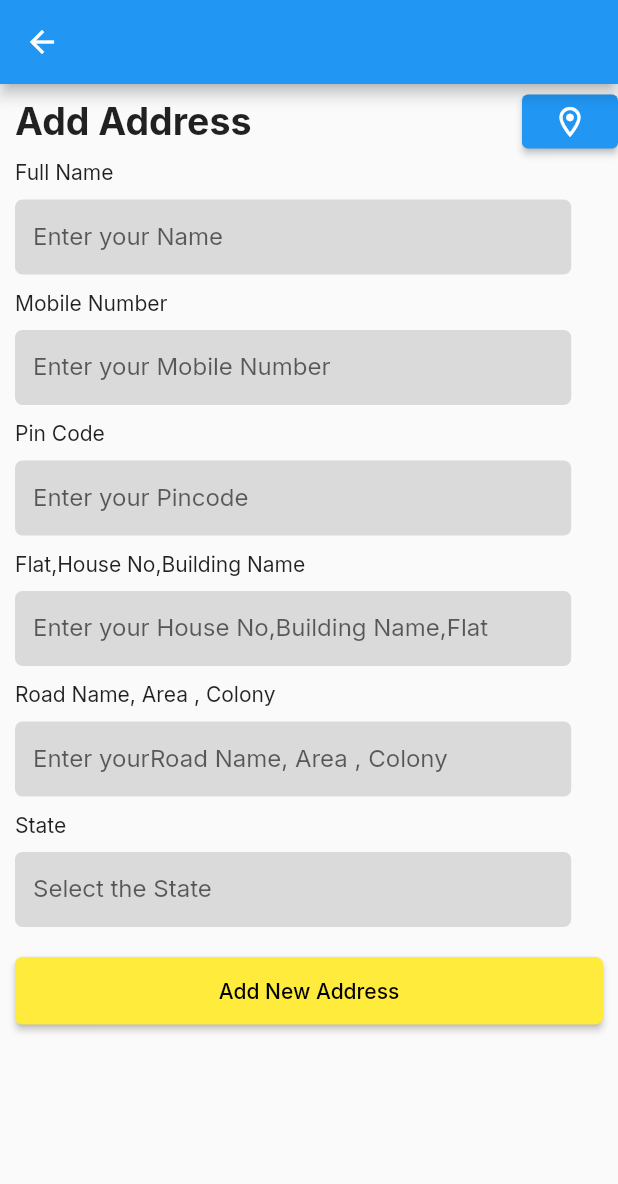
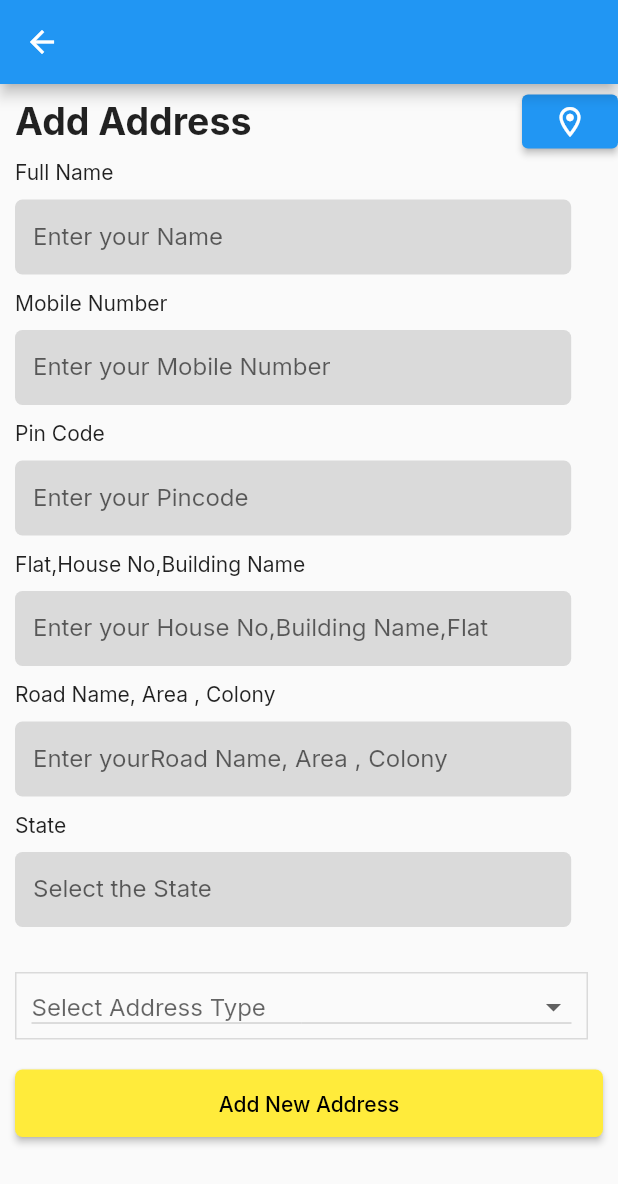
Before and after one commit to viswajithka97/menskart, a Flutter app: the AddAddressPage screen opened directly, on a phone screen of 412 x 824 dp. Shown: the top 1184 px of the screen. Run offline on Flutter 3.47's test engine with Material 2 defaults, Android fonts, the phone set to English and light mode, and no system bars; our stand-ins replace carousel_slider, dio, flutter_rating_bar, geocoding, geolocator, get and 6 more; accounts and stored records are empty.

Commit message:
location select finished

```diff
--- /dev/null
+++ b/lib/controller/address_controller/address_controller.dart
@@ -0,0 +1,5 @@
+import 'package:get/get.dart';
+
+class AddressController extends GetxController{
+
+}
--- a/lib/view/address_page/add_address/add_address_page.dart
+++ b/lib/view/address_page/add_address/add_address_page.dart
@@ -3,10 +3,12 @@ import 'package:geocoding/geocoding.dart';
 import 'package:get/get.dart';
 import 'package:menskart/controller/location_controller/location_controller.dart';
 import 'package:menskart/view/address_page/add_address/widgets/location_fetch.dart';
+import 'package:menskart/view/address_page/widgets/drop_down_widget.dart';
 
 import 'package:menskart/view/address_page/widgets/text_and_form_field_widget.dart';
 import 'package:menskart/view/cart_page/widgets/confirm_yellow_button.dart';
 import 'package:menskart/view/core/color_constants.dart';
+import 'package:menskart/view/core/space_constants.dart';
 import 'package:menskart/view/widgets/heading_text.dart';
 
 class AddAddressPage extends StatelessWidget {
@@ -69,6 +71,8 @@ class AddAddressPage extends StatelessWidget {
                     controller: stateController,
                     headingText: 'State',
                     hintText: 'Select the State'),
+                kHeight10,
+                const DropDownAddressWidget(),
                 // TextandFormFieldWidget(
                 //     headingText: 'Address Type',
                 //     hintText: 'Select your Address Type'),
@@ -77,7 +81,6 @@ class AddAddressPage extends StatelessWidget {
               ],
             ),
           );
-
         });
   }
 }
--- /dev/null
+++ b/lib/view/address_page/widgets/drop_down_widget.dart
@@ -0,0 +1,64 @@
+import 'dart:developer';
+
+import 'package:flutter/material.dart';
+import 'package:get/get.dart';
+import 'package:menskart/controller/address_controller/address_controller.dart';
+import 'package:menskart/view/core/color_constants.dart';
+
+String? selectedvalue;
+
+class DropDownAddressWidget extends StatelessWidget {
+  const DropDownAddressWidget({
+    Key? key,
+  }) : super(key: key);
+
+  @override
+  Widget build(BuildContext context) {
+    return Padding(
+      padding: const EdgeInsets.all(10.0),
+      child: GetBuilder<AddressController>(
+        init: AddressController(),
+        builder: (controller) {
+          return Padding(
+            padding: const EdgeInsets.only(right: 10.0),
+            child: Container(
+              padding: const EdgeInsets.all(10),
+              height: 45,
+              width: 350,
+              decoration: BoxDecoration(
+                border: Border.all(
+                  color: kBackgroundGrey,
+                ),
+              ),
+              child: DropdownButton(
+                  dropdownColor: kBackgroundGrey,
+                  itemHeight: 60,
+                  isDense: true,
+                  isExpanded: true,
+                  elevation: 0,
+                  alignment: Alignment.centerLeft,
+                  hint: const Text('Select Address Type'),
+                  value: selectedvalue,
+                  items: locationSelect
+                      .map<DropdownMenuItem<String>>((String value) {
+                    return DropdownMenuItem<String>(
+                      value: value,
+                      child: Text(value),
+                    );
+                  }).toList(),
+                  onChanged: (value) async {
+                    selectedvalue = value.toString();
+                    controller.update();
+                  }),
+            ),
+          );
+        },
+      ),
+    );
+  }
+}
+
+final locationSelect = [
+  "Home ",
+  "Office",
+];
```
Also changed, not shown: lib/controller/location_controller/location_controller.dart (+18 -9 lines), lib/view/address_page/add_address/widgets/location_fetch.dart (+43 -4 lines).
